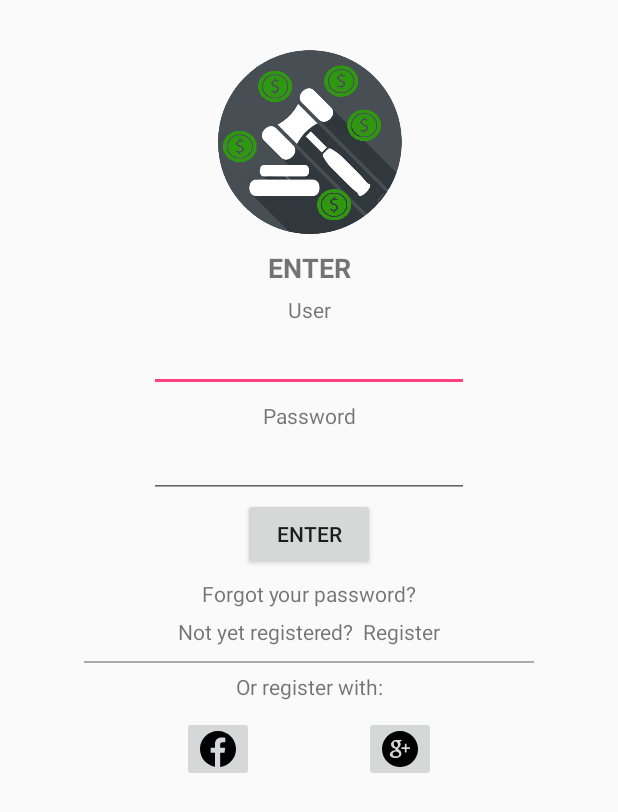
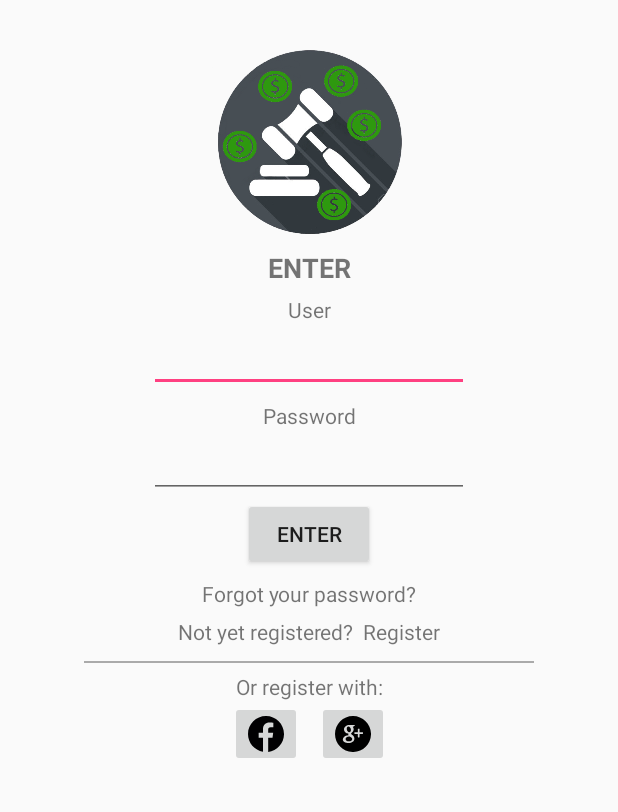
Before and after one commit to erick22se/AndroidApp, an Android app: the screen it shows after launch (LoginActivity), on a phone screen of 412 x 824 dp. Shown: the top 812 px of the screen. Run offline under Robolectric (Android 15) with nearby library versions, the phone set to English and light mode, and no system bars; 1 statement that could not run was skipped.

Commit message:
verifying fb and google buttons

```diff
--- a/app/src/main/res/layout/activity_login.xml
+++ b/app/src/main/res/layout/activity_login.xml
@@ -141,24 +141,25 @@
         app:layout_constraintTop_toBottomOf="@+id/separator"
         android:layout_margin="6dp"
         tools:layout_editor_absoluteX="143dp" />
+    <android.support.constraint.ConstraintLayout
+        android:layout_width="wrap_content"
+        android:layout_height="wrap_content"
+        app:layout_constraintStart_toStartOf="parent"
+        app:layout_constraintEnd_toEndOf="parent"
+        app:layout_constraintTop_toBottomOf="@id/orRegister_TexView">
         <ImageButton
             android:id="@+id/fbImagebutton"
             android:layout_width="wrap_content"
             android:layout_height="wrap_content"
-        android:src="@drawable/ic_facebook_circular_logo"
-        app:layout_constraintTop_toBottomOf="@id/orRegister_TexView"
-        android:layout_margin="10dp"
-        app:layout_constraintStart_toStartOf="parent"
-        app:layout_constraintEnd_toEndOf="@id/googleImageButton"/>
+            android:src="@drawable/ic_facebook_circular_logo"/>
         <ImageButton
             android:id="@+id/googleImageButton"
             android:layout_width="wrap_content"
             android:layout_height="wrap_content"
             android:src="@drawable/ic_google_plus_logo_button"
             android:layout_margin="10dp"
-        app:layout_constraintTop_toBottomOf="@id/orRegister_TexView"
-        app:layout_constraintStart_toStartOf="@id/fbImagebutton"
-        app:layout_constraintEnd_toEndOf="parent"/>
+            app:layout_constraintLeft_toRightOf="@id/fbImagebutton"/>
+    </android.support.constraint.ConstraintLayout>
 
 
 
```
Also changed, not shown: 1 other file. Lines whose indentation alone changed are shown as unchanged.
